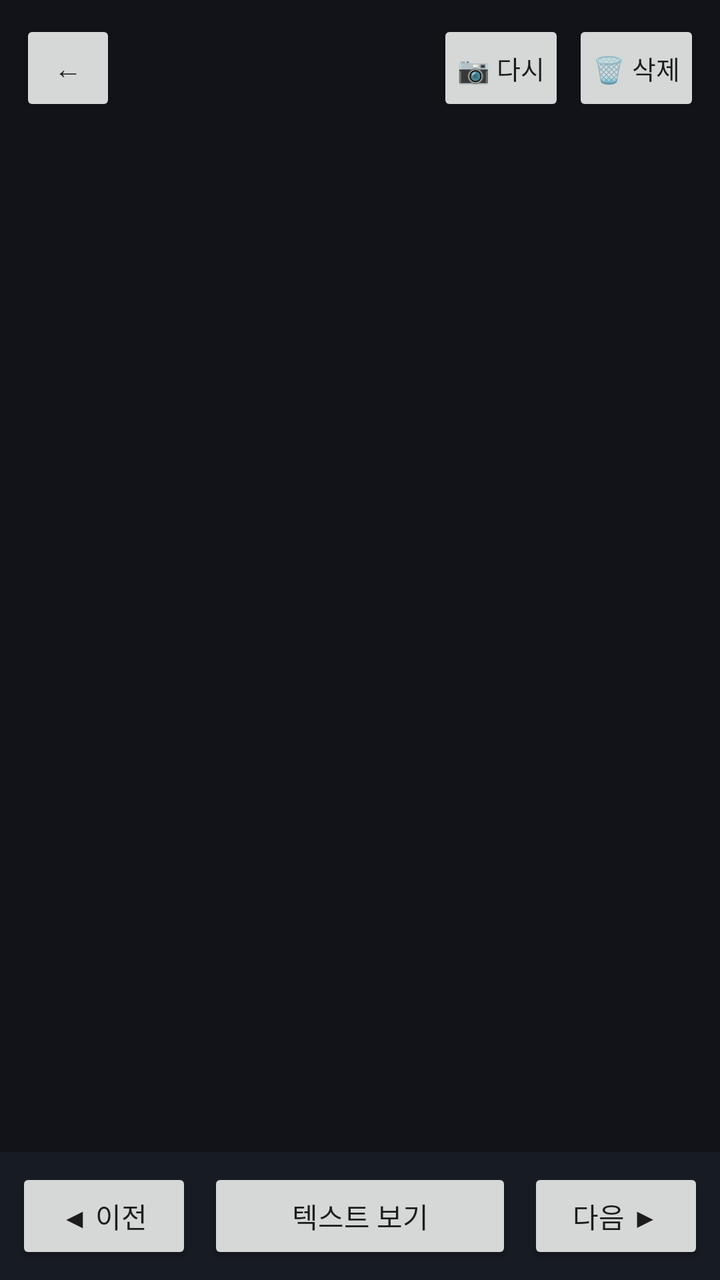
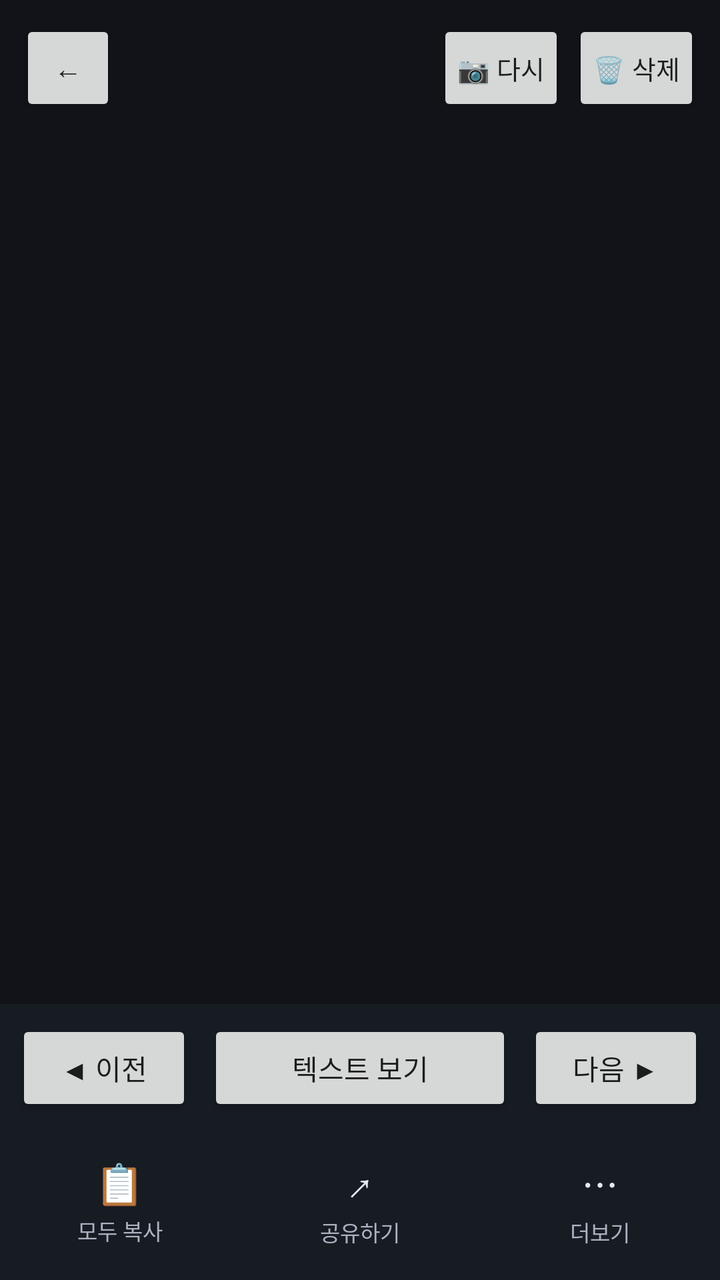

Before-and-after screenshots of an Android layout around one commit, followed by the original layout XML and the change that was made.
<!-- AndroidManifest.xml: application theme Theme.BookScan -->
<!-- res/layout/activity_page.xml -->
<?xml version="1.0" encoding="utf-8"?>
<LinearLayout xmlns:android="http://schemas.android.com/apk/res/android"
    android:layout_width="match_parent"
    android:layout_height="match_parent"
    android:orientation="vertical"
    android:background="#111318">

    <LinearLayout
        android:layout_width="match_parent"
        android:layout_height="wrap_content"
        android:orientation="horizontal"
        android:gravity="center_vertical"
        android:padding="10dp">

        <Button
            android:id="@+id/pvBack"
            android:layout_width="wrap_content"
            android:layout_height="wrap_content"
            android:minWidth="48dp"
            android:text="←" />

        <TextView
            android:id="@+id/pvTitle"
            android:layout_width="0dp"
            android:layout_height="wrap_content"
            android:layout_weight="1"
            android:paddingStart="10dp"
            android:paddingEnd="10dp"
            android:maxLines="1"
            android:ellipsize="end"
            android:textColor="#FFFFFF"
            android:textSize="17sp"
            android:textStyle="bold" />

        <TextView
            android:id="@+id/pvCount"
            android:layout_width="wrap_content"
            android:layout_height="wrap_content"
            android:textColor="#AAB2C0"
            android:textSize="14sp" />

        <Button
            android:id="@+id/pvRetake"
            android:layout_width="wrap_content"
            android:layout_height="wrap_content"
            android:layout_marginStart="6dp"
            android:minWidth="0dp"
            android:paddingStart="10dp"
            android:paddingEnd="10dp"
            android:textSize="13sp"
            android:text="📷 다시" />

        <Button
            android:id="@+id/pvDelete"
            android:layout_width="wrap_content"
            android:layout_height="wrap_content"
            android:layout_marginStart="4dp"
            android:minWidth="0dp"
            android:paddingStart="10dp"
            android:paddingEnd="10dp"
            android:textSize="13sp"
            android:text="🗑 삭제" />
    </LinearLayout>

    <FrameLayout
        android:layout_width="match_parent"
        android:layout_height="0dp"
        android:layout_weight="1">

        <ImageView
            android:id="@+id/pvImage"
            android:layout_width="match_parent"
            android:layout_height="match_parent"
            android:scaleType="fitCenter"
            android:contentDescription="쪽 그림" />

        <ScrollView
            android:id="@+id/pvTextBox"
            android:layout_width="match_parent"
            android:layout_height="match_parent"
            android:background="#F7F7F4"
            android:visibility="gone">

            <TextView
                android:id="@+id/pvText"
                android:layout_width="match_parent"
                android:layout_height="wrap_content"
                android:padding="18dp"
                android:textColor="#16181D"
                android:textSize="16sp"
                android:lineSpacingMultiplier="1.35"
                android:textIsSelectable="true" />
        </ScrollView>

        <ProgressBar
            android:id="@+id/pvBusy"
            android:layout_width="wrap_content"
            android:layout_height="wrap_content"
            android:layout_gravity="center"
            android:visibility="gone" />
    </FrameLayout>

    <LinearLayout
        android:layout_width="match_parent"
        android:layout_height="wrap_content"
        android:orientation="horizontal"
        android:padding="8dp"
        android:background="#171B22"
        android:gravity="center_vertical">

        <Button
            android:id="@+id/pvPrev"
            android:layout_width="wrap_content"
            android:layout_height="wrap_content"
            android:text="◀ 이전" />

        <Button
            android:id="@+id/pvMode"
            android:layout_width="0dp"
            android:layout_height="wrap_content"
            android:layout_weight="1"
            android:layout_marginStart="8dp"
            android:layout_marginEnd="8dp"
            android:text="텍스트 보기" />

        <Button
            android:id="@+id/pvNext"
            android:layout_width="wrap_content"
            android:layout_height="wrap_content"
            android:text="다음 ▶" />
    </LinearLayout>
</LinearLayout>
<!-- resources referenced by this layout -->
<resources>
  <style name="Theme.BookScan" parent="Theme.MaterialComponents.DayNight.NoActionBar">
          <item name="alertDialogTheme">@style/BookDialog</item>
          <item name="materialAlertDialogTheme">@style/BookDialog</item>
          <item name="colorPrimary">#2E4057</item>
          <item name="colorPrimaryVariant">#1F2C3D</item>
          <item name="colorSecondary">#2ECC71</item>
          <item name="android:statusBarColor">#000000</item>
      </style>
  <style name="BookDialog" parent="ThemeOverlay.MaterialComponents.MaterialAlertDialog">
          <item name="colorPrimary">#5AA9FF</item>
          <item name="colorAccent">#5AA9FF</item>
          <item name="android:textColor">#F2F5FA</item>
          <item name="android:textColorPrimary">#F2F5FA</item>
          <item name="android:textColorSecondary">#C9D1DC</item>
          <item name="buttonBarPositiveButtonStyle">@style/BookDialogButton</item>
          <item name="buttonBarNegativeButtonStyle">@style/BookDialogButton</item>
          <item name="buttonBarNeutralButtonStyle">@style/BookDialogButton</item>
      </style>
  <style name="BookDialogButton" parent="Widget.MaterialComponents.Button.TextButton.Dialog">
          <item name="android:textColor">#5AA9FF</item>
          <item name="android:textSize">17sp</item>
          <item name="android:textStyle">bold</item>
      </style>
</resources>

<!-- the commit's change to res/layout/activity_page.xml (unified diff, before → after) -->
@@ -129,4 +129,28 @@
             android:layout_height="wrap_content"
             android:text="다음 ▶" />
     </LinearLayout>
+
+    <LinearLayout
+        android:layout_width="match_parent"
+        android:layout_height="wrap_content"
+        android:orientation="horizontal"
+        android:background="#171B22"
+        android:paddingTop="6dp"
+        android:paddingBottom="10dp">
+
+        <LinearLayout android:id="@+id/pvCopy" style="@style/BookAction">
+            <TextView style="@style/BookActionIcon" android:text="📋" />
+            <TextView style="@style/BookActionText" android:text="모두 복사" />
+        </LinearLayout>
+
+        <LinearLayout android:id="@+id/pvShare" style="@style/BookAction">
+            <TextView style="@style/BookActionIcon" android:text="↗" />
+            <TextView style="@style/BookActionText" android:text="공유하기" />
+        </LinearLayout>
+
+        <LinearLayout android:id="@+id/pvMore" style="@style/BookAction">
+            <TextView style="@style/BookActionIcon" android:text="⋯" />
+            <TextView style="@style/BookActionText" android:text="더보기" />
+        </LinearLayout>
+    </LinearLayout>
 </LinearLayout>
<!-- resource entries referenced after the edit -->
@@ -1,5 +1,29 @@
 <!-- resources referenced by this layout -->
 <resources>
+  <style name="BookAction">
+          <item name="android:layout_width">0dp</item>
+          <item name="android:layout_height">wrap_content</item>
+          <item name="android:layout_weight">1</item>
+          <item name="android:orientation">vertical</item>
+          <item name="android:gravity">center</item>
+          <item name="android:padding">6dp</item>
+          <item name="android:background">?android:attr/selectableItemBackground</item>
+          <item name="android:clickable">true</item>
+          <item name="android:focusable">true</item>
+      </style>
+  <style name="BookActionIcon">
+          <item name="android:layout_width">wrap_content</item>
+          <item name="android:layout_height">wrap_content</item>
+          <item name="android:textSize">20sp</item>
+          <item name="android:textColor">#E6EAF2</item>
+      </style>
+  <style name="BookActionText">
+          <item name="android:layout_width">wrap_content</item>
+          <item name="android:layout_height">wrap_content</item>
+          <item name="android:paddingTop">2dp</item>
+          <item name="android:textSize">11sp</item>
+          <item name="android:textColor">#AAB2C0</item>
+      </style>
   <style name="Theme.BookScan" parent="Theme.MaterialComponents.DayNight.NoActionBar">
           <item name="alertDialogTheme">@style/BookDialog</item>
           <item name="materialAlertDialogTheme">@style/BookDialog</item>
